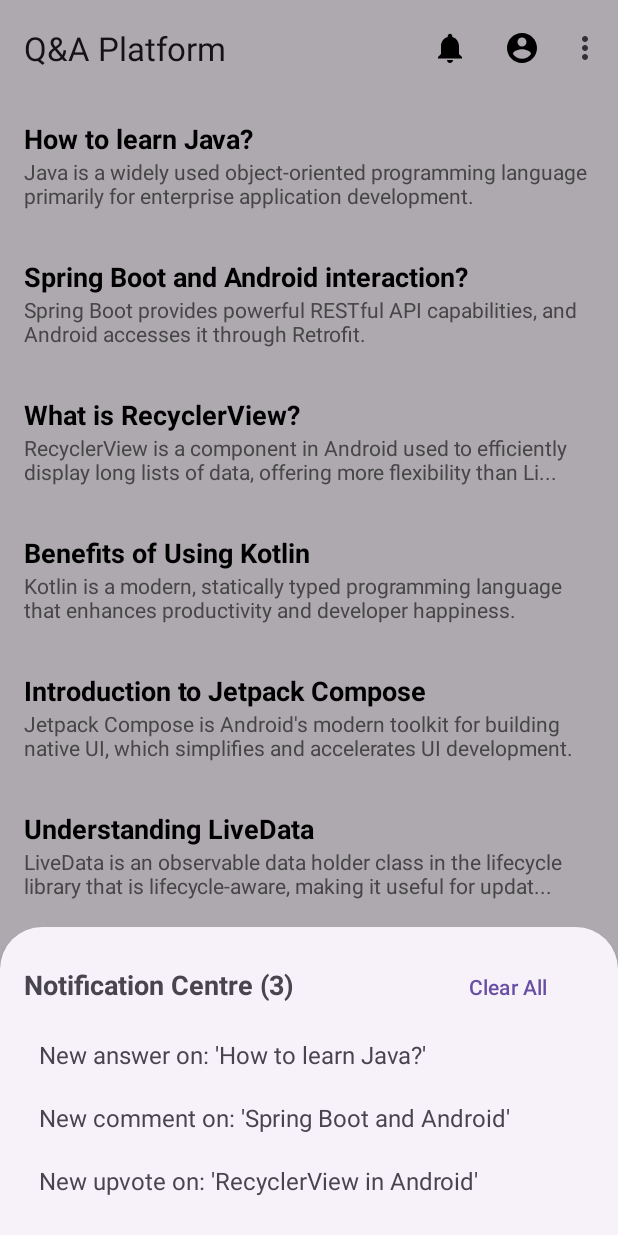
After one commit to Archett0/qac-android, an Android app: the fragment NotificationBottomSheet placed in its activity, on a phone screen of 412 x 824 dp. The commit adds this screen. Run offline under Robolectric (Android 15) with nearby library versions, the phone set to English and light mode, and no system bars.

Commit message:
Basic activity

```diff
--- a/app/src/main/java/sg/edu/nus/qac_android/MainActivity.java
+++ b/app/src/main/java/sg/edu/nus/qac_android/MainActivity.java
@@ -13,6 +13,7 @@ import androidx.recyclerview.widget.RecyclerView;
 
 import sg.edu.nus.qac_android.data.entity.Question;
 import sg.edu.nus.qac_android.databinding.ActivityMainBinding;
+import sg.edu.nus.qac_android.notification.NotificationBottomSheet;
 import sg.edu.nus.qac_android.splash.QuestionAdapter;
 
 import android.view.Menu;
@@ -33,7 +34,6 @@ public class MainActivity extends AppCompatActivity {
     private RecyclerView recyclerView;
     private QuestionAdapter adapter;
     private List<Question> questionList;
-
     private ActivityMainBinding binding;
 
     @Override
@@ -49,6 +49,7 @@ public class MainActivity extends AppCompatActivity {
         binding.fab.setOnClickListener(new View.OnClickListener() {
             @Override
             public void onClick(View view) {
+                // TODO: Link this to CREATE QUESTION
                 Snackbar.make(view, "TODO: Link this to CREATE QUESTION", Snackbar.LENGTH_LONG)
                         .setAnchorView(R.id.fab)
                         .setAction("Action", null).show();
@@ -72,13 +73,17 @@ public class MainActivity extends AppCompatActivity {
 
     @Override
     public boolean onOptionsItemSelected(MenuItem item) {
-        // Handle action bar item clicks here. The action bar will
-        // automatically handle clicks on the Home/Up button, so long
-        // as you specify a parent activity in AndroidManifest.xml.
         int id = item.getItemId();
 
-        //noinspection SimplifiableIfStatement
-        if (id == R.id.action_settings) {
+        if (id == R.id.action_notifications) {
+            NotificationBottomSheet bottomSheet = new NotificationBottomSheet();
+            bottomSheet.show(getSupportFragmentManager(), "NotificationBottomSheet");
+            return true;
+        } else if (id == R.id.action_user) {
+            // TODO: Login/logout here
+            Snackbar.make(findViewById(android.R.id.content), "User clicked", Snackbar.LENGTH_SHORT).show();
+            return true;
+        } else if (id == R.id.action_settings) {
             return true;
         }
 
@@ -98,7 +103,17 @@ public class MainActivity extends AppCompatActivity {
         questions.add(new Question(UUID.randomUUID(), "What is RecyclerView?",
                 "RecyclerView is a component in Android used to efficiently display long lists of data, offering more flexibility than ListView abc abc abc abc abc abc abc abc abc ",
                 LocalDateTime.now(), UUID.randomUUID()));
+        questions.add(new Question(UUID.randomUUID(), "Benefits of Using Kotlin",
+                "Kotlin is a modern, statically typed programming language that enhances productivity and developer happiness.",
+                LocalDateTime.now(), UUID.randomUUID()));
 
+        questions.add(new Question(UUID.randomUUID(), "Introduction to Jetpack Compose",
+                "Jetpack Compose is Android's modern toolkit for building native UI, which simplifies and accelerates UI development.",
+                LocalDateTime.now(), UUID.randomUUID()));
+
+        questions.add(new Question(UUID.randomUUID(), "Understanding LiveData",
+                "LiveData is an observable data holder class in the lifecycle library that is lifecycle-aware, making it useful for updating the UI.",
+                LocalDateTime.now(), UUID.randomUUID()));
         return questions;
     }
 }
--- /dev/null
+++ b/app/src/main/java/sg/edu/nus/qac_android/data/entity/Notification.java
@@ -0,0 +1,80 @@
+package sg.edu.nus.qac_android.data.entity;
+
+import java.time.LocalDateTime;
+import java.util.UUID;
+
+import sg.edu.nus.qac_android.data.dto.NotificationType;
+
+/**
+ * @Author: Cooper
+ * @Date: 2/25/2025
+ * @Description:
+ */
+public class Notification {
+    private UUID id;
+    private UUID toUserId;
+    private String sender;
+    private String message;
+    private LocalDateTime sentAt;
+    private NotificationType notificationType;
+
+    public Notification() {
+    }
+
+    public Notification(UUID id, UUID toUserId, String sender, String message, LocalDateTime sentAt, NotificationType notificationType) {
+        this.id = id;
+        this.toUserId = toUserId;
+        this.sender = sender;
+        this.message = message;
+        this.sentAt = sentAt;
+        this.notificationType = notificationType;
+    }
+
+    public UUID getId() {
+        return id;
+    }
+
+    public void setId(UUID id) {
+        this.id = id;
+    }
+
+    public UUID getToUserId() {
+        return toUserId;
+    }
+
+    public void setToUserId(UUID toUserId) {
+        this.toUserId = toUserId;
+    }
+
+    public String getSender() {
+        return sender;
+    }
+
+    public void setSender(String sender) {
+        this.sender = sender;
+    }
+
+    public String getMessage() {
+        return message;
+    }
+
+    public void setMessage(String message) {
+        this.message = message;
+    }
+
+    public LocalDateTime getSentAt() {
+        return sentAt;
+    }
+
+    public void setSentAt(LocalDateTime sentAt) {
+        this.sentAt = sentAt;
+    }
+
+    public NotificationType getNotificationType() {
+        return notificationType;
+    }
+
+    public void setNotificationType(NotificationType notificationType) {
+        this.notificationType = notificationType;
+    }
+}
--- /dev/null
+++ b/app/src/main/java/sg/edu/nus/qac_android/notification/NotificationAdapter.java
@@ -0,0 +1,64 @@
+package sg.edu.nus.qac_android.notification;
+
+import android.view.LayoutInflater;
+import android.view.View;
+import android.view.ViewGroup;
+import android.widget.TextView;
+
+import androidx.annotation.NonNull;
+import androidx.recyclerview.widget.RecyclerView;
+
+import com.google.android.material.snackbar.Snackbar;
+
+import java.util.List;
+import java.util.UUID;
+
+import sg.edu.nus.qac_android.R;
+import sg.edu.nus.qac_android.data.entity.Notification;
+
+/**
+ * @Author: Cooper
+ * @Date: 2/25/2025
+ * @Description:
+ */
+public class NotificationAdapter extends RecyclerView.Adapter<NotificationAdapter.ViewHolder> {
+    private List<Notification> notifications;
+
+    public NotificationAdapter(List<Notification> notifications) {
+        this.notifications = notifications;
+    }
+
+    @NonNull
+    @Override
+    public ViewHolder onCreateViewHolder(@NonNull ViewGroup parent, int viewType) {
+        View view = LayoutInflater.from(parent.getContext()).inflate(R.layout.notification_item, parent, false);
+        return new ViewHolder(view);
+    }
+
+    @Override
+    public void onBindViewHolder(@NonNull ViewHolder holder, int position) {
+        Notification notification = notifications.get(position);
+        holder.notificationText.setText(notification.getMessage());
+
+        holder.itemView.setOnClickListener(v -> {
+            String sender = notification.getSender();
+            UUID questionId = notification.getId();
+            Snackbar.make(v, "Question ID: " + questionId.toString() + " | Sender: " + sender, Snackbar.LENGTH_LONG).show();
+            // TODO: Click and jump to question page
+        });
+    }
+
+    @Override
+    public int getItemCount() {
+        return notifications.size();
+    }
+
+    public static class ViewHolder extends RecyclerView.ViewHolder {
+        TextView notificationText;
+
+        public ViewHolder(@NonNull View itemView) {
+            super(itemView);
+            notificationText = itemView.findViewById(R.id.notification_msg);
+        }
+    }
+}
--- /dev/null
+++ b/app/src/main/java/sg/edu/nus/qac_android/notification/NotificationBottomSheet.java
@@ -0,0 +1,83 @@
+package sg.edu.nus.qac_android.notification;
+
+import android.os.Bundle;
+import android.view.LayoutInflater;
+import android.view.View;
+import android.view.ViewGroup;
+import android.widget.Button;
+import android.widget.TextView;
+
+import androidx.annotation.NonNull;
+import androidx.annotation.Nullable;
+import androidx.fragment.app.FragmentActivity;
+import androidx.recyclerview.widget.LinearLayoutManager;
+import androidx.recyclerview.widget.RecyclerView;
+
+import com.google.android.material.bottomsheet.BottomSheetDialogFragment;
+import com.google.android.material.snackbar.Snackbar;
+
+import java.time.LocalDateTime;
+import java.util.ArrayList;
+import java.util.List;
+import java.util.UUID;
+
+import sg.edu.nus.qac_android.R;
+import sg.edu.nus.qac_android.data.dto.NotificationType;
+import sg.edu.nus.qac_android.data.entity.Notification;
+
+/**
+ * @Author: Cooper
+ * @Date: 2/25/2025
+ * @Description:
+ */
+public class NotificationBottomSheet extends BottomSheetDialogFragment {
+    private RecyclerView recyclerView;
+    private NotificationAdapter adapter;
+    private List<Notification> notificationList;
+    private Button btnClear;
+    private TextView tvNotificationCentre;
+
+    public NotificationBottomSheet() {
+        // TODO: Mock data
+        notificationList = new ArrayList<>();
+        notificationList.add(new Notification(UUID.randomUUID(), UUID.randomUUID(), "John Doe",
+                "New answer on: 'How to learn Java?'", LocalDateTime.now(), NotificationType.ANSWER_POSTED));
+
+        notificationList.add(new Notification(UUID.randomUUID(), UUID.randomUUID(), "Jane Doe",
+                "New comment on: 'Spring Boot and Android'", LocalDateTime.now(), NotificationType.COMMENT_POSTED));
+
+        notificationList.add(new Notification(UUID.randomUUID(), UUID.randomUUID(), "Mike Lee",
+                "New upvote on: 'RecyclerView in Android'", LocalDateTime.now(), NotificationType.UPVOTE_RECEIVED));
+    }
+
+    @Nullable
+    @Override
+    public View onCreateView(@NonNull LayoutInflater inflater, @Nullable ViewGroup container, @Nullable Bundle savedInstanceState) {
+        View view = inflater.inflate(R.layout.notification_fragment_bottom_sheet, container, false);
+
+        recyclerView = view.findViewById(R.id.notification_recycler_view);
+        btnClear = view.findViewById(R.id.btn_clear_notifications);
+        tvNotificationCentre = view.findViewById(R.id.tv_notification_centre);
+
+        recyclerView.setLayoutManager(new LinearLayoutManager(getContext()));
+        adapter = new NotificationAdapter(notificationList);
+        recyclerView.setAdapter(adapter);
+
+        updateNotificationCentreText();
+        btnClear.setOnClickListener(v -> {
+            notificationList.clear();
+            adapter.notifyDataSetChanged();
+            dismiss();
+            FragmentActivity activity = getActivity();
+            if (activity != null) {
+                Snackbar.make(activity.findViewById(android.R.id.content), "Notifications cleared", Snackbar.LENGTH_SHORT).show();
+            }
+        });
+        return view;
+    }
+
+    private void updateNotificationCentreText() {
+        String notificationText = "Notification Centre (" + notificationList.size() + ")";
+        tvNotificationCentre.setText(notificationText);
+    }
+}
--- a/app/src/main/java/sg/edu/nus/qac_android/splash/QuestionAdapter.java
+++ b/app/src/main/java/sg/edu/nus/qac_android/splash/QuestionAdapter.java
@@ -8,7 +8,10 @@ import android.widget.TextView;
 import androidx.annotation.NonNull;
 import androidx.recyclerview.widget.RecyclerView;
 
+import com.google.android.material.snackbar.Snackbar;
+
 import java.util.List;
+import java.util.UUID;
 
 import sg.edu.nus.qac_android.R;
 
@@ -40,6 +43,13 @@ public class QuestionAdapter extends RecyclerView.Adapter<QuestionAdapter.Questi
         Question question = questionList.get(position);
         holder.titleTextView.setText(question.getTitle());
         holder.contentTextView.setText(question.getShortContent());
+
+        holder.itemView.setOnClickListener(v -> {
+            // TODO: Jump to question page
+            UUID questionId = question.getId();
+            String questionTitle = question.getTitle();
+            Snackbar.make(v, "Question ID: " + questionId.toString() + " | Title: " + questionTitle, Snackbar.LENGTH_LONG).show();
+        });
     }
 
     @Override
--- /dev/null
+++ b/app/src/main/res/drawable/ic_notifications.xml
@@ -0,0 +1,5 @@
+<vector xmlns:android="http://schemas.android.com/apk/res/android" android:height="24dp" android:tint="#000000" android:viewportHeight="24" android:viewportWidth="24" android:width="24dp">
+
+    <path android:fillColor="@android:color/white" android:pathData="M12,22c1.1,0 2,-0.9 2,-2h-4c0,1.1 0.89,2 2,2zM18,16v-5c0,-3.07 -1.64,-5.64 -4.5,-6.32L13.5,4c0,-0.83 -0.67,-1.5 -1.5,-1.5s-1.5,0.67 -1.5,1.5v0.68C7.63,5.36 6,7.92 6,11v5l-2,2v1h16v-1l-2,-2z"/>
+
+</vector>
--- /dev/null
+++ b/app/src/main/res/drawable/ic_user.xml
@@ -0,0 +1,5 @@
+<vector xmlns:android="http://schemas.android.com/apk/res/android" android:height="24dp" android:tint="#000000" android:viewportHeight="24" android:viewportWidth="24" android:width="24dp">
+
+    <path android:fillColor="@android:color/white" android:pathData="M12,2C6.48,2 2,6.48 2,12s4.48,10 10,10 10,-4.48 10,-10S17.52,2 12,2zM12,5c1.66,0 3,1.34 3,3s-1.34,3 -3,3 -3,-1.34 -3,-3 1.34,-3 3,-3zM12,19.2c-2.5,0 -4.71,-1.28 -6,-3.22 0.03,-1.99 4,-3.08 6,-3.08 1.99,0 5.97,1.09 6,3.08 -1.29,1.94 -3.5,3.22 -6,3.22z"/>
+
+</vector>
--- /dev/null
+++ b/app/src/main/res/layout/notification_fragment_bottom_sheet.xml
@@ -0,0 +1,37 @@
+<?xml version="1.0" encoding="utf-8"?>
+<LinearLayout xmlns:android="http://schemas.android.com/apk/res/android"
+    android:layout_width="match_parent"
+    android:layout_height="wrap_content"
+    android:orientation="vertical"
+    android:padding="16dp">
+
+    <LinearLayout
+        android:layout_width="match_parent"
+        android:layout_height="wrap_content"
+        android:orientation="horizontal"
+        android:weightSum="10">
+
+        <TextView
+            android:id="@+id/tv_notification_centre"
+            android:layout_width="0dp"
+            android:layout_height="wrap_content"
+            android:layout_weight="7"
+            android:text="Notification Centre"
+            android:textSize="18sp"
+            android:textStyle="bold"
+            android:gravity="start"
+            android:paddingEnd="8dp" />
+
+        <Button
+            android:id="@+id/btn_clear_notifications"
+            android:layout_width="0dp"
+            android:layout_height="wrap_content"
+            android:layout_weight="3"
+            android:text="Clear All" />
+    </LinearLayout>
+
+    <androidx.recyclerview.widget.RecyclerView
+        android:id="@+id/notification_recycler_view"
+        android:layout_width="match_parent"
+        android:layout_height="wrap_content" />
+</LinearLayout>
--- /dev/null
+++ b/app/src/main/res/layout/notification_item.xml
@@ -0,0 +1,8 @@
+<?xml version="1.0" encoding="utf-8"?>
+<TextView xmlns:android="http://schemas.android.com/apk/res/android"
+    android:id="@+id/notification_msg"
+    android:layout_width="match_parent"
+    android:layout_height="wrap_content"
+    android:background="?android:attr/selectableItemBackground"
+    android:padding="10dp"
+    android:textSize="16sp" />
--- a/app/src/main/res/menu/menu_main.xml
+++ b/app/src/main/res/menu/menu_main.xml
@@ -2,6 +2,19 @@
     xmlns:app="http://schemas.android.com/apk/res-auto"
     xmlns:tools="http://schemas.android.com/tools"
     tools:context="sg.edu.nus.qac_android.MainActivity">
+
+    <item
+        android:id="@+id/action_notifications"
+        android:icon="@drawable/ic_notifications"
+        android:title="@string/notifications"
+        app:showAsAction="always"/>
+
+    <item
+        android:id="@+id/action_user"
+        android:icon="@drawable/ic_user"
+        android:title="@string/user"
+        app:showAsAction="always"/>
+
     <item
         android:id="@+id/action_settings"
         android:orderInCategory="100"
```
Also changed, not shown: app/src/main/java/sg/edu/nus/qac_android/data/dto/NotificationType.java (added, +14 -0 lines), app/src/main/res/values/strings.xml (+2 -42 lines), 1 other file.
